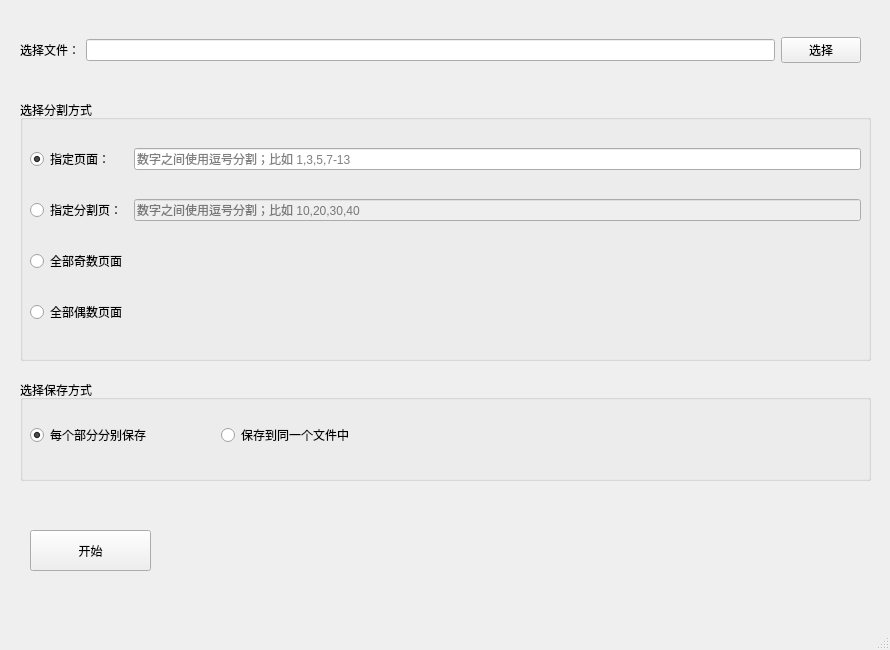
xesam/doc-tools, file MainWin.ui: the form before one commit.
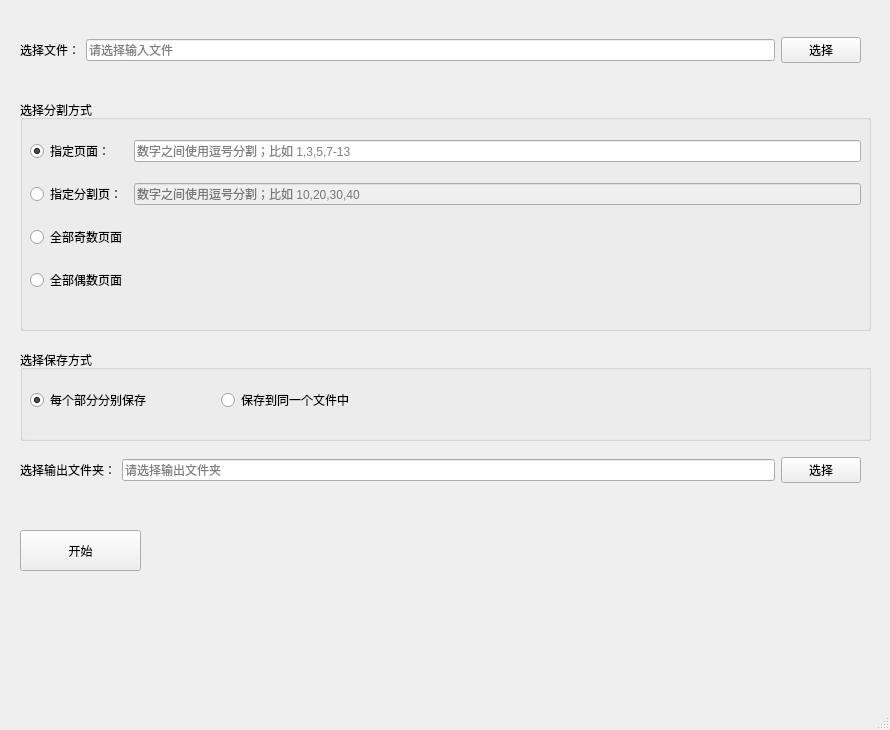
The form after the commit.

```diff
--- a/MainWin.ui
+++ b/MainWin.ui
@@ -7,7 +7,7 @@
     <x>0</x>
     <y>0</y>
     <width>890</width>
-    <height>650</height>
+    <height>730</height>
    </rect>
   </property>
   <property name="windowTitle">
@@ -29,6 +29,9 @@
        <property name="readOnly">
         <bool>true</bool>
        </property>
+       <property name="placeholderText">
+        <string>请选择输入文件</string>
+       </property>
       </widget>
      </item>
      <item row="0" column="0">
@@ -51,9 +54,9 @@
     <property name="geometry">
      <rect>
       <x>20</x>
-      <y>380</y>
+      <y>350</y>
       <width>851</width>
-      <height>101</height>
+      <height>91</height>
      </rect>
     </property>
     <property name="title">
@@ -65,7 +68,7 @@
        <x>10</x>
        <y>30</y>
        <width>381</width>
-       <height>51</height>
+       <height>41</height>
       </rect>
      </property>
      <layout class="QHBoxLayout" name="horizontalLayout">
@@ -98,7 +101,7 @@
    <widget class="QPushButton" name="btnStart">
     <property name="geometry">
      <rect>
-      <x>30</x>
+      <x>20</x>
       <y>530</y>
       <width>121</width>
       <height>41</height>
@@ -114,7 +117,7 @@
       <x>20</x>
       <y>100</y>
       <width>851</width>
-      <height>261</height>
+      <height>231</height>
      </rect>
     </property>
     <property name="title">
@@ -126,7 +129,7 @@
        <x>10</x>
        <y>20</y>
        <width>831</width>
-       <height>231</height>
+       <height>191</height>
       </rect>
      </property>
      <layout class="QVBoxLayout" name="verticalLayout">
@@ -206,6 +209,95 @@
      </layout>
     </widget>
    </widget>
+   <widget class="QStackedWidget" name="stackedOutout">
+    <property name="geometry">
+     <rect>
+      <x>20</x>
+      <y>440</y>
+      <width>851</width>
+      <height>91</height>
+     </rect>
+    </property>
+    <property name="currentIndex">
+     <number>0</number>
+    </property>
+    <widget class="QWidget" name="page">
+     <widget class="QWidget" name="gridLayoutWidget_3">
+      <property name="geometry">
+       <rect>
+        <x>0</x>
+        <y>0</y>
+        <width>841</width>
+        <height>61</height>
+       </rect>
+      </property>
+      <layout class="QGridLayout" name="gridLayout_3">
+       <item row="0" column="1">
+        <widget class="QLineEdit" name="editOutputDir">
+         <property name="readOnly">
+          <bool>true</bool>
+         </property>
+         <property name="placeholderText">
+          <string>请选择输出文件夹</string>
+         </property>
+        </widget>
+       </item>
+       <item row="0" column="0">
+        <widget class="QLabel" name="label_3">
+         <property name="text">
+          <string>选择输出文件夹：</string>
+         </property>
+        </widget>
+       </item>
+       <item row="0" column="2">
+        <widget class="QPushButton" name="btnOpenOutputDir">
+         <property name="text">
+          <string>选择</string>
+         </property>
+        </widget>
+       </item>
+      </layout>
+     </widget>
+    </widget>
+    <widget class="QWidget" name="page_2">
+     <widget class="QWidget" name="gridLayoutWidget_2">
+      <property name="geometry">
+       <rect>
+        <x>0</x>
+        <y>0</y>
+        <width>841</width>
+        <height>61</height>
+       </rect>
+      </property>
+      <layout class="QGridLayout" name="gridLayout_2">
+       <item row="0" column="1">
+        <widget class="QLineEdit" name="editOutputPath">
+         <property name="readOnly">
+          <bool>true</bool>
+         </property>
+         <property name="placeholderText">
+          <string>请选择输出文件</string>
+         </property>
+        </widget>
+       </item>
+       <item row="0" column="2">
+        <widget class="QPushButton" name="btnOpenOutputPath">
+         <property name="text">
+          <string>选择</string>
+         </property>
+        </widget>
+       </item>
+       <item row="0" column="0">
+        <widget class="QLabel" name="label_2">
+         <property name="text">
+          <string>选择输出文件：</string>
+         </property>
+        </widget>
+       </item>
+      </layout>
+     </widget>
+    </widget>
+   </widget>
   </widget>
   <widget class="QMenuBar" name="menubar">
    <property name="geometry">
```
Left out of the diff: 2 changed lines with no effect on the pictures.
